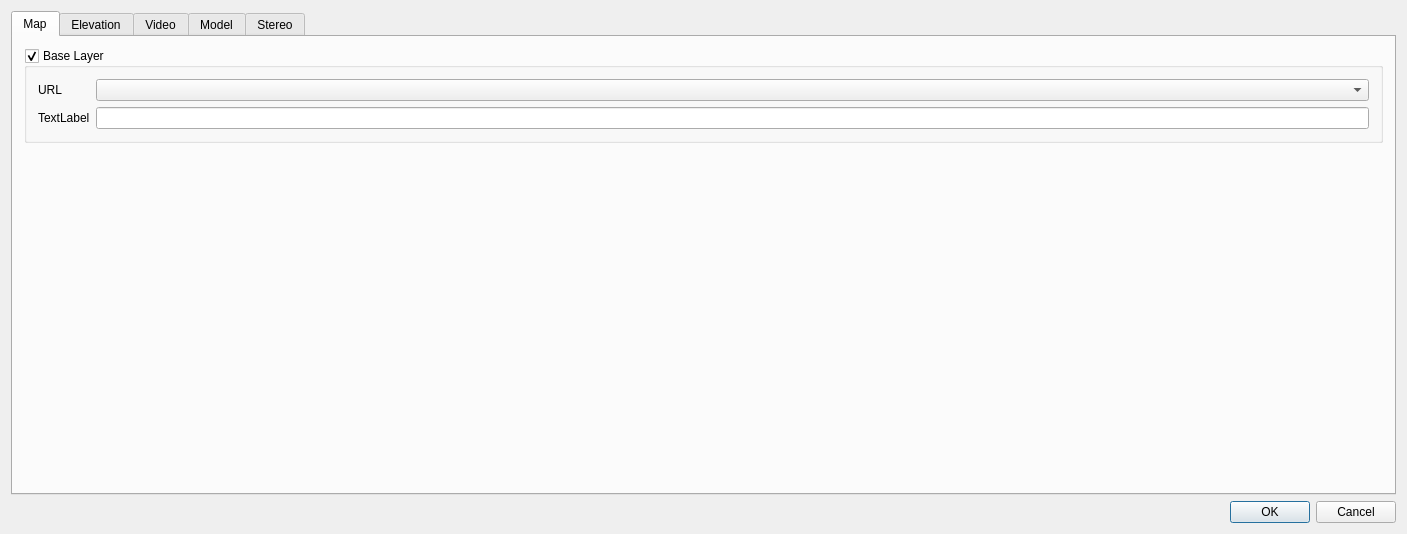
Qt form src/plugins/globe/globe_plugin_dialog_guibase.ui (qgis/QGIS) before a commit.
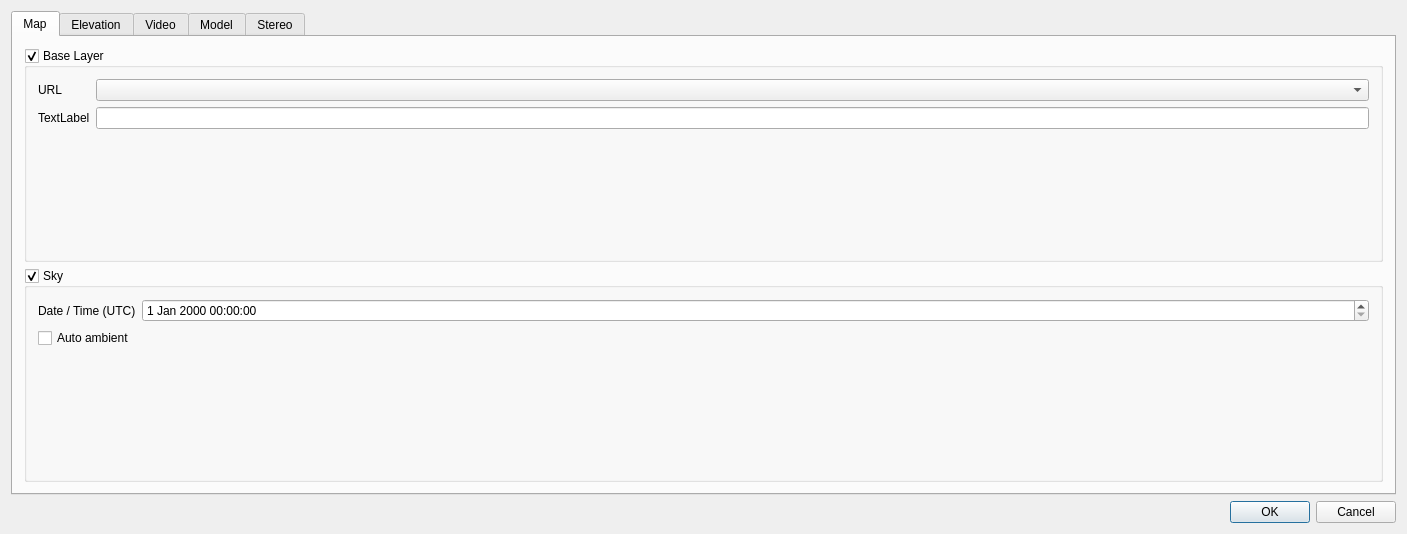
The same form after that commit. Icons and pictures are not drawn.

Commit message: [globe] Add SkyNode configuration options

What changed in the file:
```diff
--- a/src/plugins/globe/globe_plugin_dialog_guibase.ui
+++ b/src/plugins/globe/globe_plugin_dialog_guibase.ui
@@ -42,8 +42,8 @@
       <attribute name="title">
        <string>Map</string>
       </attribute>
-      <layout class="QFormLayout" name="formLayout_3">
-       <item row="0" column="0" colspan="2">
+      <layout class="QGridLayout" name="gridLayout_4">
+       <item row="0" column="0">
         <widget class="QGroupBox" name="mBaseLayerGroupBox">
          <property name="title">
           <string>Base Layer</string>
@@ -78,6 +78,35 @@
          </layout>
         </widget>
        </item>
+       <item row="1" column="0">
+        <widget class="QGroupBox" name="mSkyGroupBox">
+         <property name="title">
+          <string>Sky</string>
+         </property>
+         <property name="checkable">
+          <bool>true</bool>
+         </property>
+         <layout class="QFormLayout" name="formLayout_3">
+          <item row="0" column="0">
+           <widget class="QLabel" name="label_5">
+            <property name="text">
+             <string>Date / Time (UTC)</string>
+            </property>
+           </widget>
+          </item>
+          <item row="0" column="1">
+           <widget class="QDateTimeEdit" name="mSkyDateTime"/>
+          </item>
+          <item row="2" column="0" colspan="2">
+           <widget class="QCheckBox" name="mSkyAutoAmbient">
+            <property name="text">
+             <string>Auto ambient</string>
+            </property>
+           </widget>
+          </item>
+         </layout>
+        </widget>
+       </item>
       </layout>
      </widget>
      <widget class="QWidget" name="elevation">
```
The commit also changes 3 other files.
